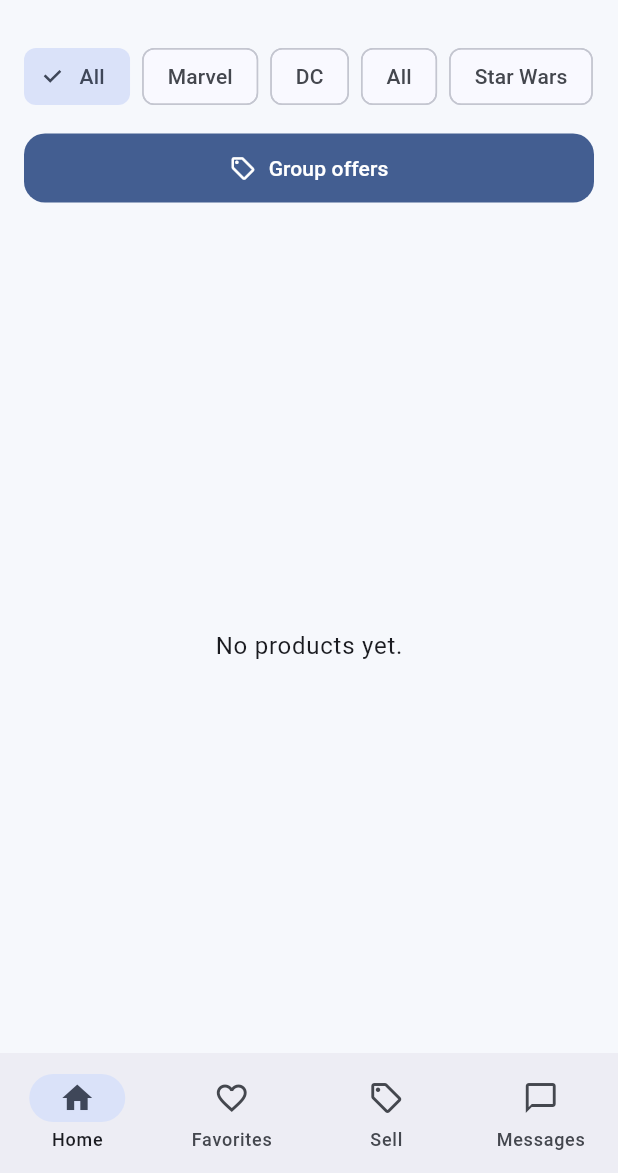
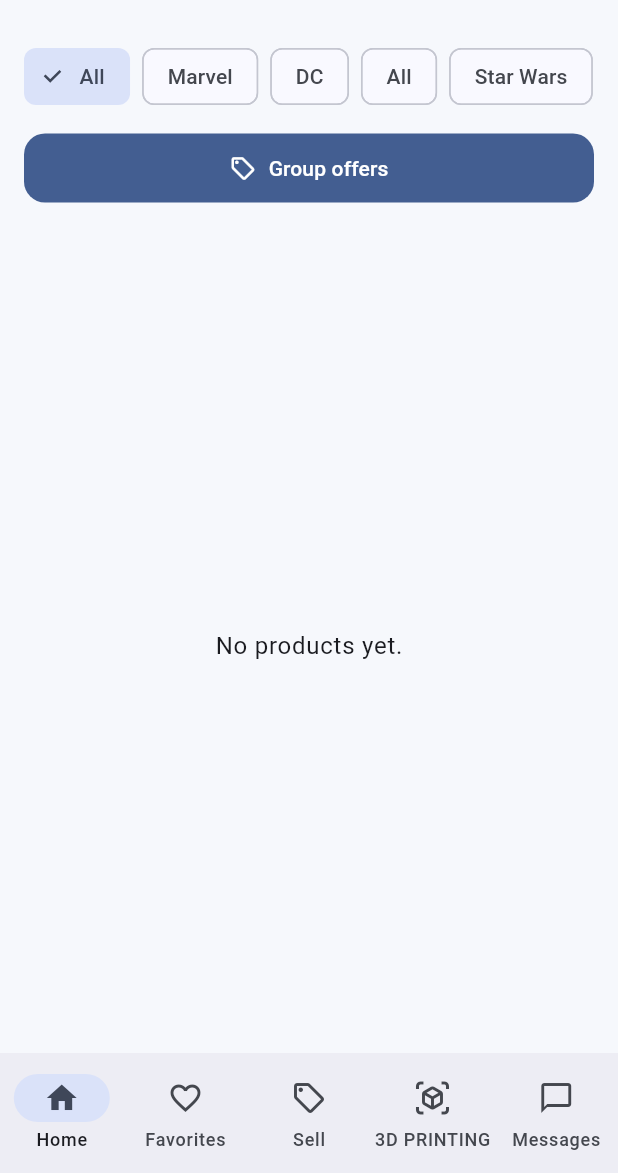
Before and after one commit to Youssef-Badawy/Fighub, a Flutter app: the FigHubHome screen opened directly with empty values, on a phone screen of 412 x 824 dp, the part 63-1236 px from its top. Run offline on Flutter 3.47's test engine with Material 3 defaults, Android fonts, the phone set to English and light mode, and no system bars; our stand-ins replace audioplayers, cloud_firestore, firebase_auth, firebase_core, firebase_messaging, image_picker and 2 more; missing offline and left inert: onesignal_flutter, record; accounts and stored records are empty; network calls fail.

Commit message:
Add a dedicated 3D printing marketplace tab

```diff
--- a/fighub/lib/main.dart
+++ b/fighub/lib/main.dart
@@ -28,6 +28,7 @@ import 'product_service.dart';
 import 'push_notification_service.dart';
 import 'one_signal_service.dart';
 import 'profile_page.dart';
+import 'print_marketplace_page.dart';
 import 'search_service.dart';
 import 'seller_dashboard_page.dart';
 import 'seller_profile_page.dart';
@@ -766,6 +767,7 @@ class _FigHubHomeState extends State<FigHubHome> {
       _buildHome(localization),
       _buildFavoritesTab(),
       _buildSellTab(localization),
+      const PrintMarketplacePage(),
       _buildChatTab(localization),
     ];
 
@@ -806,7 +808,7 @@ class _FigHubHomeState extends State<FigHubHome> {
       bottomNavigationBar: NavigationBar(
         selectedIndex: _currentIndex,
         onDestinationSelected: (index) {
-          if (index == 3) {
+          if (index == 4) {
             _openChat();
             return;
           }
@@ -830,6 +832,11 @@ class _FigHubHomeState extends State<FigHubHome> {
             icon: const Icon(Icons.sell_outlined),
             selectedIcon: const Icon(Icons.sell),
             label: localization.sell,
+          ),
+          const NavigationDestination(
+            icon: Icon(Icons.view_in_ar_outlined),
+            selectedIcon: Icon(Icons.view_in_ar),
+            label: '3D PRINTING',
           ),
           NavigationDestination(
             icon: const Icon(
```
